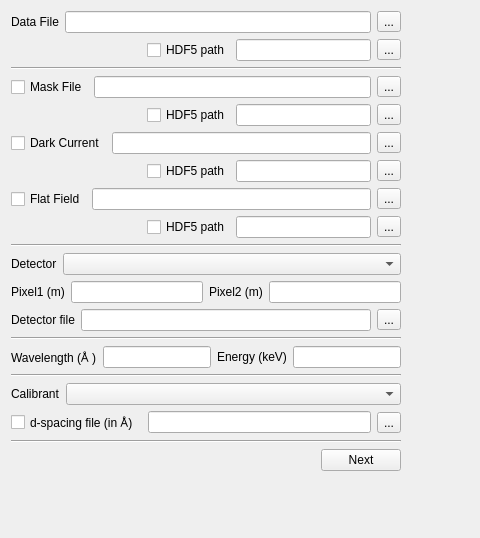
kif/dahu, file GUI/input_widget.ui: the form before one commit.
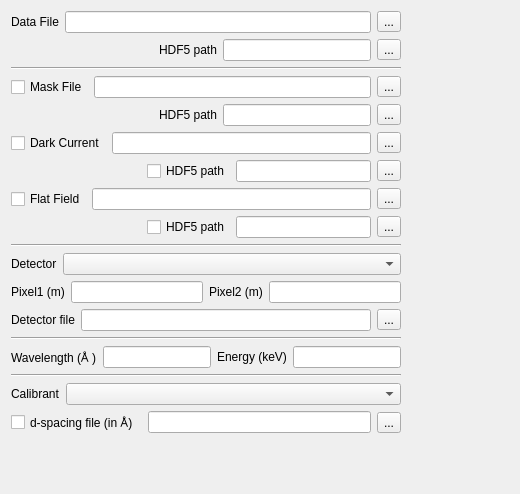
The form after the commit.

Commit message: work on input interface

```diff
--- a/GUI/input_widget.ui
+++ b/GUI/input_widget.ui
@@ -6,8 +6,8 @@
    <rect>
     <x>0</x>
     <y>0</y>
-    <width>480</width>
-    <height>538</height>
+    <width>520</width>
+    <height>494</height>
    </rect>
   </property>
   <property name="windowTitle">
@@ -60,10 +60,7 @@
         </spacer>
        </item>
        <item>
-        <widget class="QCheckBox" name="do_data_hdf5">
-         <property name="toolTip">
-          <string>Mask-out pixels</string>
-         </property>
+        <widget class="QLabel" name="label">
          <property name="text">
           <string>HDF5 path</string>
          </property>
@@ -136,10 +133,7 @@
         </spacer>
        </item>
        <item>
-        <widget class="QCheckBox" name="do_data_hdf5_5">
-         <property name="toolTip">
-          <string>Mask-out pixels</string>
-         </property>
+        <widget class="QLabel" name="label_8">
          <property name="text">
           <string>HDF5 path</string>
          </property>
@@ -492,40 +486,6 @@
        </item>
       </layout>
      </item>
-     <item>
-      <widget class="Line" name="line_3">
-       <property name="orientation">
-        <enum>Qt::Horizontal</enum>
-       </property>
-      </widget>
-     </item>
-     <item>
-      <layout class="QHBoxLayout" name="horizontalLayout_2">
-       <item>
-        <spacer name="horizontalSpacer">
-         <property name="orientation">
-          <enum>Qt::Horizontal</enum>
-         </property>
-         <property name="sizeHint" stdset="0">
-          <size>
-           <width>40</width>
-           <height>20</height>
-          </size>
-         </property>
-        </spacer>
-       </item>
-       <item>
-        <widget class="QPushButton" name="pushButton">
-         <property name="toolTip">
-          <string>&lt;html&gt;&lt;head/&gt;&lt;body&gt;&lt;p&gt;Read the data, apply dark/flat correction&lt;/p&gt;&lt;p&gt;Load the mask&lt;/p&gt;&lt;p&gt;Initialize the detector&lt;/p&gt;&lt;p&gt;&lt;br/&gt;&lt;/p&gt;&lt;/body&gt;&lt;/html&gt;</string>
-         </property>
-         <property name="text">
-          <string>Next</string>
-         </property>
-        </widget>
-       </item>
-      </layout>
-     </item>
     </layout>
    </item>
   </layout>
```
Left out of the diff: 37 changed lines with no effect on the pictures. The commit also changes 1 other file.
